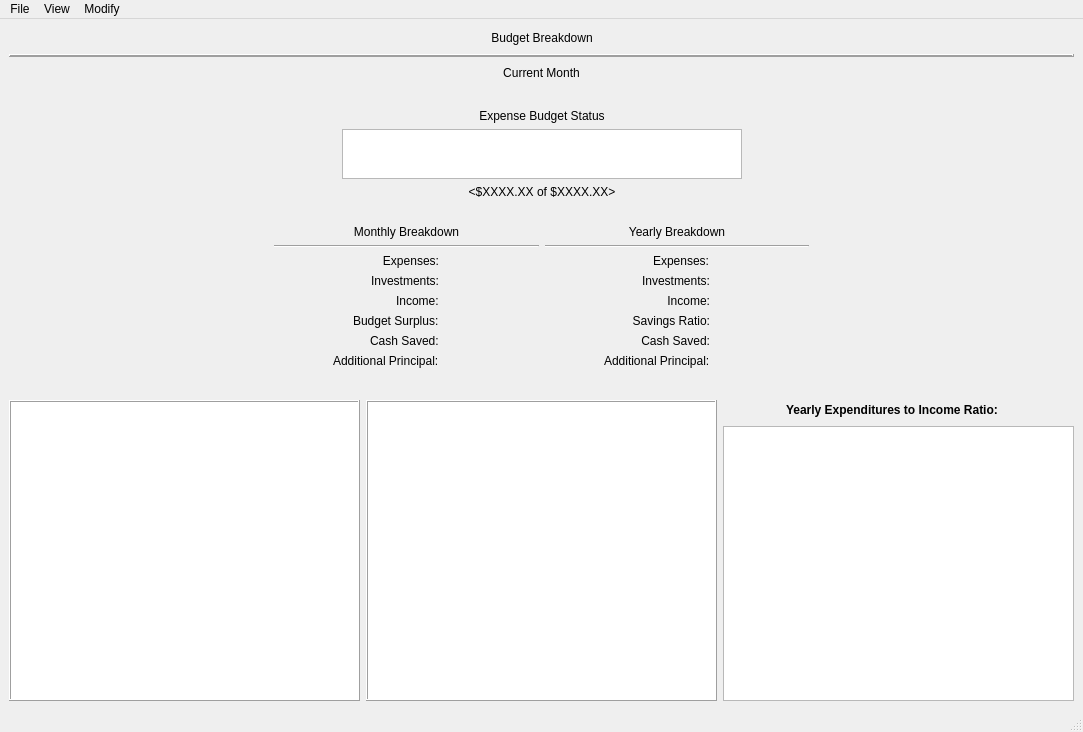
Old version of the form CashFlowManager/mainwindow.ui in the repository epw7856/CashFlowManager.
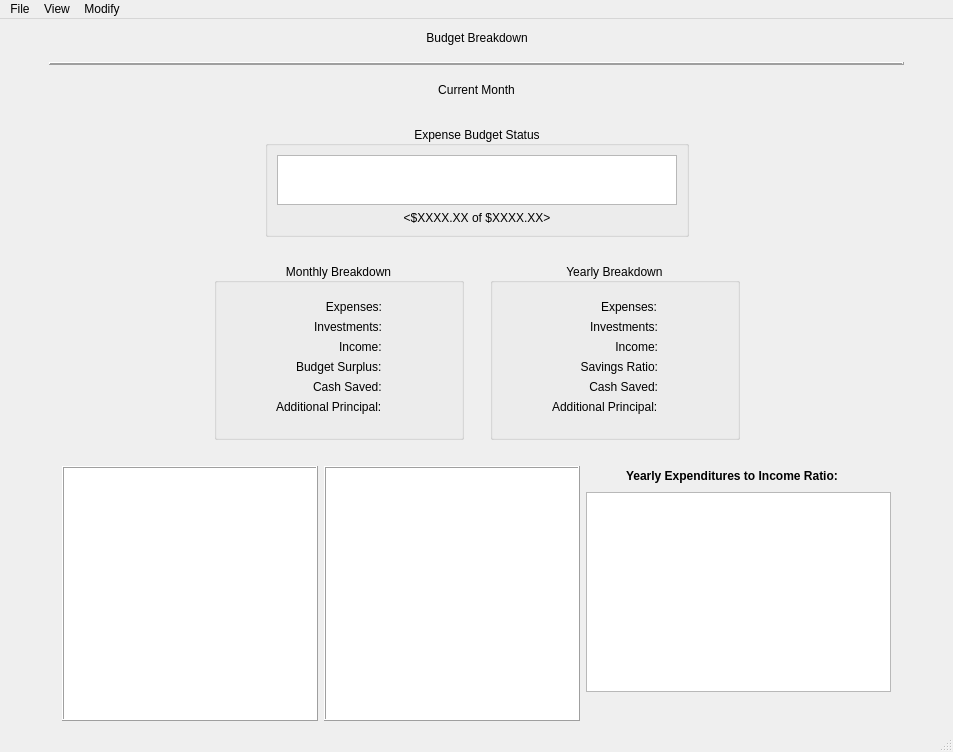
New version of the form. Custom widgets are drawn as their Qt base class.

Commit message: Updated main window UI.

```diff
--- a/CashFlowManager/mainwindow.ui
+++ b/CashFlowManager/mainwindow.ui
@@ -6,8 +6,8 @@
    <rect>
     <x>0</x>
     <y>0</y>
-    <width>1083</width>
-    <height>732</height>
+    <width>953</width>
+    <height>752</height>
    </rect>
   </property>
   <property name="windowTitle">
@@ -56,6 +56,24 @@
      </layout>
     </item>
     <item>
+     <layout class="QHBoxLayout" name="horizontalLayout_2">
+      <item>
+       <spacer name="horizontalSpacer_18">
+        <property name="orientation">
+         <enum>Qt::Horizontal</enum>
+        </property>
+        <property name="sizeType">
+         <enum>QSizePolicy::Fixed</enum>
+        </property>
+        <property name="sizeHint" stdset="0">
+         <size>
+          <width>40</width>
+          <height>20</height>
+         </size>
+        </property>
+       </spacer>
+      </item>
+      <item>
      <widget class="Line" name="line_3">
       <property name="frameShadow">
        <enum>QFrame::Raised</enum>
@@ -69,6 +87,24 @@
      </widget>
     </item>
     <item>
+       <spacer name="horizontalSpacer_17">
+        <property name="orientation">
+         <enum>Qt::Horizontal</enum>
+        </property>
+        <property name="sizeType">
+         <enum>QSizePolicy::Fixed</enum>
+        </property>
+        <property name="sizeHint" stdset="0">
+         <size>
+          <width>40</width>
+          <height>20</height>
+         </size>
+        </property>
+       </spacer>
+      </item>
+     </layout>
+    </item>
+    <item>
      <layout class="QHBoxLayout" name="layoutMonth">
       <item>
        <spacer name="horizontalSpacer_3">
@@ -142,15 +178,14 @@
          </spacer>
         </item>
         <item>
-         <widget class="QLabel" name="label_7">
-          <property name="text">
-           <string>Expense Budget Status</string>
+         <widget class="QGroupBox" name="groupBox">
+          <property name="title">
+           <string> Expense Budget Status </string>
           </property>
           <property name="alignment">
            <set>Qt::AlignCenter</set>
           </property>
-         </widget>
-        </item>
+          <layout class="QVBoxLayout" name="verticalLayout_4">
         <item>
          <widget class="QChartView" name="graphicsViewExpenseBarChart">
           <property name="sizePolicy">
@@ -183,6 +218,9 @@
           </property>
          </widget>
         </item>
+          </layout>
+         </widget>
+        </item>
         <item>
          <spacer name="verticalSpacer_3">
           <property name="orientation">
@@ -234,21 +272,35 @@
       <item>
        <layout class="QVBoxLayout" name="verticalLayout_9">
         <item>
-         <widget class="QLabel" name="label_14">
-          <property name="text">
-           <string>Monthly Breakdown</string>
+         <widget class="QGroupBox" name="groupBox_3">
+          <property name="minimumSize">
+           <size>
+            <width>250</width>
+            <height>0</height>
+           </size>
+          </property>
+          <property name="title">
+           <string> Monthly Breakdown </string>
           </property>
           <property name="alignment">
            <set>Qt::AlignCenter</set>
           </property>
-         </widget>
-        </item>
+          <layout class="QVBoxLayout" name="verticalLayout_5">
         <item>
-         <widget class="Line" name="line">
+            <spacer name="verticalSpacer_2">
           <property name="orientation">
-           <enum>Qt::Horizontal</enum>
-          </property>
-         </widget>
+              <enum>Qt::Vertical</enum>
+             </property>
+             <property name="sizeType">
+              <enum>QSizePolicy::Fixed</enum>
+             </property>
+             <property name="sizeHint" stdset="0">
+              <size>
+               <width>20</width>
+               <height>8</height>
+              </size>
+             </property>
+            </spacer>
         </item>
         <item>
          <layout class="QFormLayout" name="formMonthlySummary">
@@ -354,54 +406,77 @@
             </property>
            </widget>
           </item>
-          <item row="6" column="0">
+             <item row="6" column="1">
+              <spacer name="verticalSpacer_6">
+               <property name="orientation">
+                <enum>Qt::Vertical</enum>
+               </property>
+               <property name="sizeType">
+                <enum>QSizePolicy::Fixed</enum>
+               </property>
+               <property name="sizeHint" stdset="0">
+                <size>
+                 <width>20</width>
+                 <height>8</height>
+                </size>
+               </property>
+              </spacer>
+             </item>
+            </layout>
+           </item>
+          </layout>
+         </widget>
+        </item>
+       </layout>
+      </item>
+      <item>
            <spacer name="horizontalSpacer_9">
             <property name="orientation">
              <enum>Qt::Horizontal</enum>
             </property>
-            <property name="sizeHint" stdset="0">
-             <size>
-              <width>40</width>
-              <height>20</height>
-             </size>
-            </property>
-           </spacer>
-          </item>
-          <item row="6" column="1">
-           <spacer name="horizontalSpacer_10">
-            <property name="orientation">
-             <enum>Qt::Horizontal</enum>
-            </property>
+        <property name="sizeType">
+         <enum>QSizePolicy::Fixed</enum>
+        </property>
             <property name="sizeHint" stdset="0">
              <size>
-              <width>40</width>
+          <width>20</width>
               <height>20</height>
              </size>
             </property>
            </spacer>
-          </item>
-         </layout>
-        </item>
-       </layout>
       </item>
       <item>
        <layout class="QVBoxLayout" name="verticalLayout_7">
         <item>
-         <widget class="QLabel" name="label_12">
-          <property name="text">
-           <string>Yearly Breakdown</string>
+         <widget class="QGroupBox" name="groupBox_2">
+          <property name="minimumSize">
+           <size>
+            <width>250</width>
+            <height>0</height>
+           </size>
+          </property>
+          <property name="title">
+           <string> Yearly Breakdown </string>
           </property>
           <property name="alignment">
            <set>Qt::AlignCenter</set>
           </property>
-         </widget>
-        </item>
+          <layout class="QVBoxLayout" name="verticalLayout_3">
         <item>
-         <widget class="Line" name="line_2">
+            <spacer name="verticalSpacer_5">
           <property name="orientation">
-           <enum>Qt::Horizontal</enum>
-          </property>
-         </widget>
+              <enum>Qt::Vertical</enum>
+             </property>
+             <property name="sizeType">
+              <enum>QSizePolicy::Fixed</enum>
+             </property>
+             <property name="sizeHint" stdset="0">
+              <size>
+               <width>20</width>
+               <height>8</height>
+              </size>
+             </property>
+            </spacer>
         </item>
         <item>
          <layout class="QFormLayout" name="formYearlySummary">
@@ -507,33 +582,26 @@
             </property>
            </widget>
           </item>
-          <item row="6" column="0">
-           <spacer name="horizontalSpacer_11">
-            <property name="orientation">
-             <enum>Qt::Horizontal</enum>
-            </property>
-            <property name="sizeHint" stdset="0">
-             <size>
-              <width>40</width>
-              <height>20</height>
-             </size>
-            </property>
-           </spacer>
-          </item>
           <item row="6" column="1">
            <spacer name="horizontalSpacer_12">
             <property name="orientation">
-             <enum>Qt::Horizontal</enum>
+                <enum>Qt::Vertical</enum>
+               </property>
+               <property name="sizeType">
+                <enum>QSizePolicy::Fixed</enum>
             </property>
             <property name="sizeHint" stdset="0">
              <size>
-              <width>40</width>
-              <height>20</height>
+                 <width>20</width>
+                 <height>8</height>
              </size>
             </property>
            </spacer>
           </item>
          </layout>
+           </item>
+          </layout>
+         </widget>
         </item>
        </layout>
       </item>
@@ -552,12 +620,44 @@
       </item>
      </layout>
     </item>
+    <item>
+     <spacer name="horizontalSpacer_19">
+      <property name="orientation">
+       <enum>Qt::Horizontal</enum>
+      </property>
+      <property name="sizeHint" stdset="0">
+       <size>
+        <width>40</width>
+        <height>20</height>
+       </size>
+      </property>
+     </spacer>
+    </item>
     <item>
      <layout class="QHBoxLayout" name="layoutTables">
+      <item>
+       <spacer name="horizontalSpacer_15">
+        <property name="orientation">
+         <enum>Qt::Horizontal</enum>
+        </property>
+        <property name="sizeHint" stdset="0">
+         <size>
+          <width>40</width>
+          <height>20</height>
+         </size>
+        </property>
+       </spacer>
+      </item>
       <item>
        <layout class="QVBoxLayout" name="verticalLayout_10">
         <item>
          <widget class="QTableView" name="tableViewMonthlyExpenses">
+          <property name="sizePolicy">
+           <sizepolicy hsizetype="Expanding" vsizetype="Expanding">
+            <horstretch>0</horstretch>
+            <verstretch>0</verstretch>
+           </sizepolicy>
+          </property>
           <property name="minimumSize">
            <size>
             <width>0</width>
@@ -732,8 +832,34 @@
           </property>
          </widget>
         </item>
+        <item>
+         <spacer name="verticalSpacer">
+          <property name="orientation">
+           <enum>Qt::Vertical</enum>
+          </property>
+          <property name="sizeHint" stdset="0">
+           <size>
+            <width>20</width>
+            <height>40</height>
+           </size>
+          </property>
+         </spacer>
+        </item>
        </layout>
       </item>
+      <item>
+       <spacer name="horizontalSpacer_16">
+        <property name="orientation">
+         <enum>Qt::Horizontal</enum>
+        </property>
+        <property name="sizeHint" stdset="0">
+         <size>
+          <width>40</width>
+          <height>20</height>
+         </size>
+        </property>
+       </spacer>
+      </item>
      </layout>
     </item>
    </layout>
@@ -743,7 +869,7 @@
     <rect>
      <x>0</x>
      <y>0</y>
-     <width>1083</width>
+     <width>953</width>
      <height>21</height>
     </rect>
    </property>
```
Left out of the diff: 84 changed lines with no effect on the pictures. Lines whose indentation alone changed are shown as unchanged. The commit also changes 3 other files.
